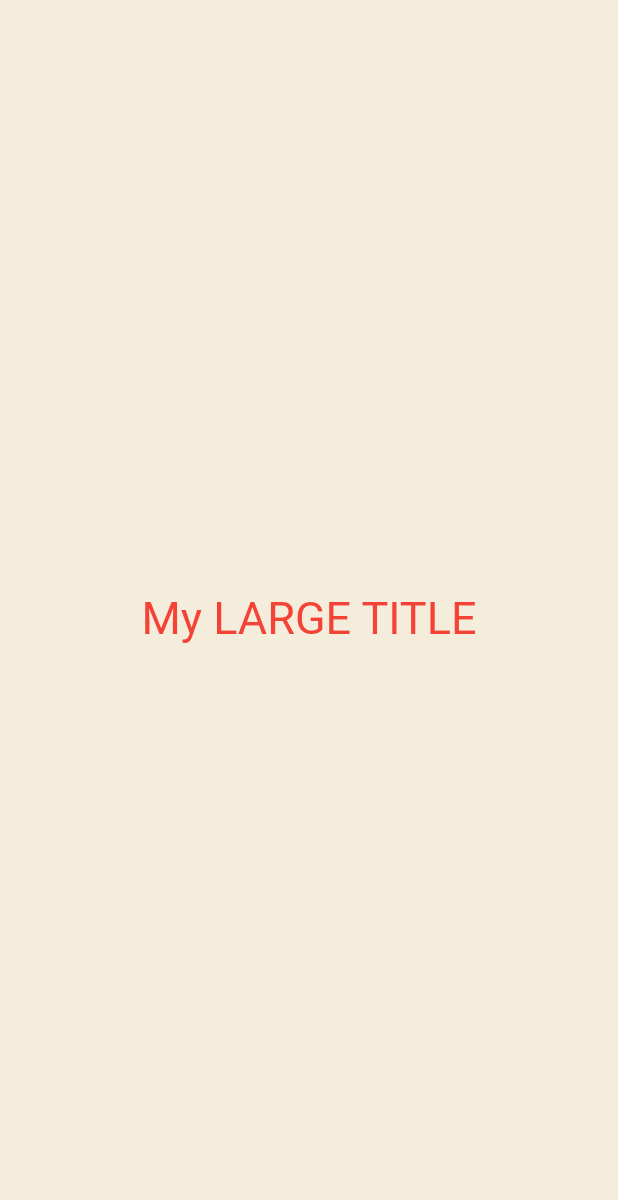
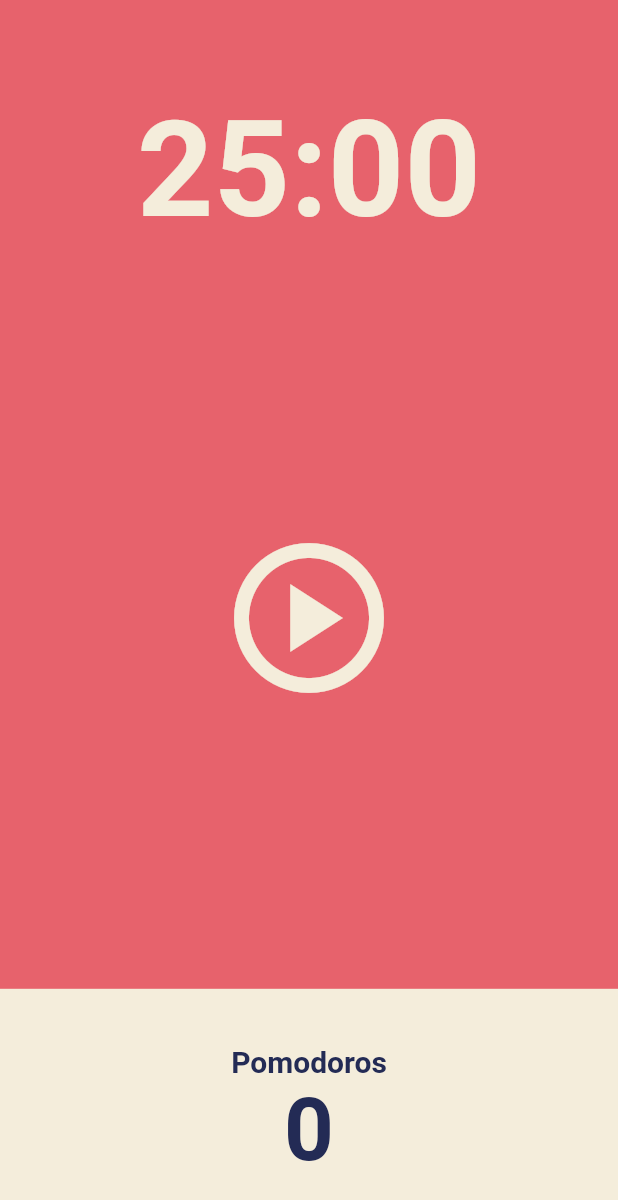
Before and after one commit to Sunjii/pomodoro, a Flutter app: the screen it shows after launch, on a phone screen of 412 x 824 dp. Shown: the top 1200 px of the screen. Run offline on Flutter 3.47's test engine with Material 2 defaults, Android fonts, the phone set to English and light mode, and no system bars.

Commit message:
make pomodoro home_screen

```diff
--- a/lib/main.dart
+++ b/lib/main.dart
@@ -1,70 +1,28 @@
 import 'package:flutter/material.dart';
+import 'package:toonflix/screen/home_screen.dart';
 
 void main() {
   runApp(const App());
 }
 
-class App extends StatefulWidget {
+class App extends StatelessWidget {
   const App({super.key});
 
   @override
-  State<App> createState() => _AppState();
-}
-
-class _AppState extends State<App> {
-  @override
-  void initState() {
-    // TODO: implement initState
-    super.initState();
-    print('init!!');
-  }
-
-  @override
-  void dispose() {
-    // TODO: implement dispose
-    super.dispose();
-    print('dispose!');
-  }
-
-  @override
   Widget build(BuildContext context) {
-    print('build');
     return MaterialApp(
       theme: ThemeData(
+        colorScheme: ColorScheme.fromSwatch(
+          backgroundColor: const Color(0xFFE7626C),
+        ),
+        cardColor: const Color(0xFFF4EDDB),
         textTheme: const TextTheme(
-          titleLarge: TextStyle(
-            color: Colors.red,
+          displayLarge: TextStyle(
+            color: Color(0xFF232B55),
           ),
         ),
       ),
-      home: Scaffold(
-        backgroundColor: const Color(0xFFF4EDDB),
-        body: Center(
-          child: Column(
-            mainAxisAlignment: MainAxisAlignment.center,
-            children: const [
-              MyLargeTitle(),
-            ],
-          ),
-        ),
-      ),
+      home: const HomeScreen(),
     );
   }
 }
-
-class MyLargeTitle extends StatelessWidget {
-  const MyLargeTitle({
-    super.key,
-  });
-
-  @override
-  Widget build(BuildContext context) {
-    return Text(
-      'My LARGE TITLE',
-      style: TextStyle(
-        fontSize: 30,
-        color: Theme.of(context).textTheme.titleLarge?.color,
-      ),
-    );
-  }
-}
--- /dev/null
+++ b/lib/screen/home_screen.dart
@@ -0,0 +1,85 @@
+import 'package:flutter/material.dart';
+
+class HomeScreen extends StatefulWidget {
+  const HomeScreen({super.key});
+
+  @override
+  State<HomeScreen> createState() => _HomeScreenState();
+}
+
+class _HomeScreenState extends State<HomeScreen> {
+  @override
+  Widget build(BuildContext context) {
+    return Scaffold(
+      backgroundColor: Theme.of(context).colorScheme.background,
+      body: Column(
+        children: [
+          Flexible(
+            flex: 1,
+            child: Container(
+              alignment: Alignment.bottomCenter,
+              child: Text(
+                '25:00',
+                style: TextStyle(
+                  fontSize: 89,
+                  fontWeight: FontWeight.w600,
+                  color: Theme.of(context).cardColor,
+                ),
+              ),
+            ),
+          ),
+          Flexible(
+            flex: 3,
+            child: Center(
+              child: IconButton(
+                iconSize: 120,
+                color: Theme.of(context).cardColor,
+                icon: const Icon(
+                  Icons.play_circle_outlined,
+                ),
+                onPressed: () {},
+              ),
+            ),
+          ),
+          Flexible(
+            flex: 1,
+            child: Row(
+              children: [
+                Expanded(
+                  child: Container(
+                    decoration: BoxDecoration(
+                      color: Theme.of(context).cardColor,
+                    ),
+                    child: Column(
+                      mainAxisAlignment: MainAxisAlignment.center,
+                      children: [
+                        Text(
+                          'Pomodoros',
+                          style: TextStyle(
+                            fontSize: 20,
+                            fontWeight: FontWeight.w600,
+                            color:
+                                Theme.of(context).textTheme.displayLarge!.color,
+                          ),
+                        ),
+                        Text(
+                          '0',
+                          style: TextStyle(
+                            fontSize: 58,
+                            fontWeight: FontWeight.w600,
+                            color:
+                                Theme.of(context).textTheme.displayLarge!.color,
+                          ),
+                        ),
+                      ],
+                    ),
+                  ),
+                ),
+              ],
+            ),
+          ),
+        ],
+      ),
+    );
+  }
+}
```
